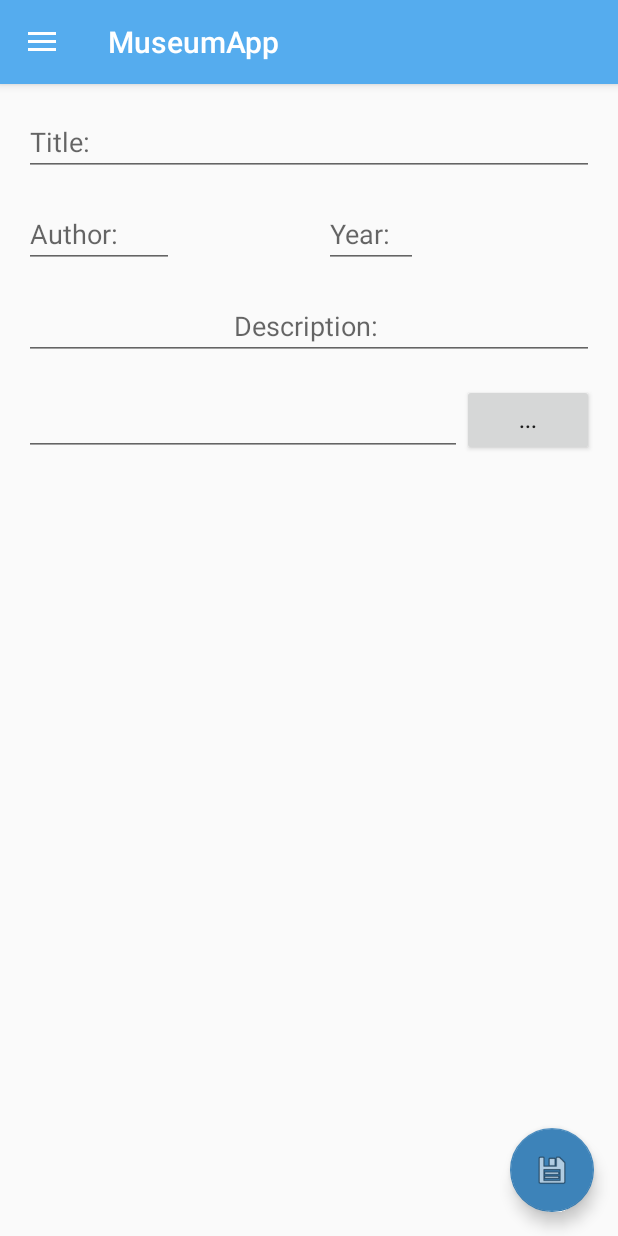
After one commit to YadgarBabaev/Aldos-MuseumApp, an Android app: the fragment AddPictureFragment placed in its activity, on a phone screen of 412 x 824 dp. The commit adds this screen. Run offline under Robolectric (Android 15) with nearby library versions, the phone set to English and light mode, and no system bars.

Commit message:
AddPictureFragment added

```diff
--- /dev/null
+++ b/app/src/main/java/com/example/aldos/museumapp/fragments/AddPictureFragment.java
@@ -0,0 +1,108 @@
+package com.example.aldos.museumapp.fragments;
+
+import android.app.Activity;
+import android.content.Intent;
+import android.database.Cursor;
+import android.graphics.Bitmap;
+import android.graphics.BitmapFactory;
+import android.net.Uri;
+import android.os.Bundle;
+import android.provider.MediaStore;
+import android.support.design.widget.FloatingActionButton;
+import android.support.v4.app.Fragment;
+import android.view.LayoutInflater;
+import android.view.View;
+import android.view.ViewGroup;
+import android.widget.Button;
+import android.widget.EditText;
+import android.widget.TextView;
+import android.widget.Toast;
+
+import com.example.aldos.museumapp.dbClasses.DBHelper;
+import com.example.aldos.museumapp.R;
+import java.io.ByteArrayOutputStream;
+import java.util.Arrays;
+
+public class AddPictureFragment extends Fragment {
+
+    byte[] imageByteArray;
+    TextView pict;
+    EditText name, author, year, text;
+
+    public AddPictureFragment() {}
+
+    @Override
+    public View onCreateView(LayoutInflater inflater, ViewGroup container, Bundle savedInstanceState) {
+        View view = inflater.inflate(R.layout.fragment_add_picture, container, false);
+
+        name   = (EditText)view.findViewById(R.id.name);
+        author = (EditText)view.findViewById(R.id.author);
+        year   = (EditText)view.findViewById(R.id.year);
+        text   = (EditText)view.findViewById(R.id.description);
+        pict   = (TextView)view.findViewById(R.id.imgByteArray);
+
+        Button imgSelect  = (Button)view.findViewById(R.id.selectImg);
+        imgSelect.setOnClickListener(new View.OnClickListener() {
+            @Override
+            public void onClick(View v) {
+                Intent intent = new Intent(Intent.ACTION_PICK, android.provider.MediaStore.Images.Media.EXTERNAL_CONTENT_URI);
+                startActivityForResult(intent, 10);
+            }
+        });
+
+        FloatingActionButton fab = (FloatingActionButton)view.findViewById(R.id.saveBtn);
+        fab.setOnClickListener(new View.OnClickListener() {
+            @Override
+            public void onClick(View v) {
+                saveAction();
+            }
+        });
+
+        return view;
+    }
+
+    public void onActivityResult(int requestCode, int resultCode, Intent data) {
+        super.onActivityResult(requestCode, resultCode, data);
+        if(resultCode == Activity.RESULT_OK && requestCode == 10){
+            Uri selectedImage = data.getData();
+            String[] filePathColumn = {MediaStore.Images.Media.DATA};
+
+            Cursor cursor = getActivity().getContentResolver().query(selectedImage, filePathColumn, null, null, null);
+            assert cursor != null;
+            cursor.moveToFirst();
+
+            int columnIndex = cursor.getColumnIndex(filePathColumn[0]);
+            String filePath = cursor.getString(columnIndex);
+            cursor.close();
+
+            Bitmap image = BitmapFactory.decodeFile(filePath);
+            ByteArrayOutputStream outputStream = new ByteArrayOutputStream();
+            image.compress(Bitmap.CompressFormat.PNG, 0, outputStream);
+            imageByteArray = outputStream.toByteArray();
+            pict.setText(Arrays.toString(imageByteArray).substring(0, 20) + "...");
+            pict.setError(null);
+        }
+    }
+
+    public void saveAction() {
+        String s_name = name.getText().toString();
+        String s_author = author.getText().toString();
+        String s_date = year.getText().toString();
+        String s_text = text.getText().toString();
+
+        if (s_name.matches(""))
+            name.setError("Required field!");
+        else if (pict.getText().equals(""))
+            pict.setError("Please, select picture");
+        else{
+            DBHelper db = new DBHelper(getActivity());
+            long answer = db.insertPicture(s_name, s_text, s_author, s_date, imageByteArray);
+            if(answer > 0){
+                getActivity().finish();
+                startActivity(getActivity().getIntent());
+            } else Toast.makeText(getActivity(), "Error occurred while data inserted", Toast.LENGTH_SHORT).show();
+
+        }
+    }
+
+}
--- /dev/null
+++ b/app/src/main/res/layout/fragment_add_picture.xml
@@ -0,0 +1,73 @@
+<?xml version="1.0" encoding="utf-8"?>
+<RelativeLayout xmlns:android="http://schemas.android.com/apk/res/android"
+    android:layout_width="match_parent"
+    android:layout_height="match_parent">
+
+    <EditText
+        android:id="@+id/name"
+        android:layout_width="match_parent"
+        android:layout_height="wrap_content"
+        android:layout_margin="@dimen/default_margin"
+        android:hint="Title: " />
+
+    <EditText
+        android:id="@+id/author"
+        android:minWidth="100dp"
+        android:layout_width="wrap_content"
+        android:layout_height="wrap_content"
+        android:layout_below="@+id/name"
+        android:layout_alignStart="@+id/name"
+        android:hint="Author: " />
+
+    <EditText
+        android:id="@+id/year"
+        android:layout_width="wrap_content"
+        android:layout_height="wrap_content"
+        android:layout_below="@+id/name"
+        android:layout_alignStart="@+id/author"
+        android:layout_marginStart="200dp"
+        android:hint="Year:   " />
+
+    <EditText
+        android:id="@+id/description"
+        android:layout_width="match_parent"
+        android:layout_height="wrap_content"
+        android:layout_margin="@dimen/default_margin"
+        android:layout_below="@+id/author"
+        android:inputType="textMultiLine"
+        android:textAlignment="center"
+        android:hint="Description: " />
+
+    <LinearLayout
+        android:orientation="horizontal"
+        android:layout_width="match_parent"
+        android:layout_height="wrap_content"
+        android:layout_marginLeft="@dimen/default_margin"
+        android:layout_marginRight="@dimen/default_margin"
+        android:layout_below="@+id/description"
+        android:layout_centerHorizontal="true">
+        <TextView
+            android:id="@+id/imgByteArray"
+            android:layout_weight="1"
+            android:layout_width="0dp"
+            android:layout_height="match_parent"
+            android:focusable="true"
+            android:focusableInTouchMode="true"
+            style="@android:style/Widget.EditText"
+            android:textAlignment="center" />
+        <Button
+            android:id="@+id/selectImg"
+            android:layout_width="wrap_content"
+            android:layout_height="wrap_content"
+            android:text="..." />
+    </LinearLayout>
+
+    <android.support.design.widget.FloatingActionButton
+        android:id="@+id/saveBtn"
+        android:layout_width="wrap_content"
+        android:layout_height="wrap_content"
+        android:src="@android:drawable/ic_menu_save"
+        android:layout_margin="@dimen/default_margin"
+        android:layout_alignParentBottom="true"
+        android:layout_alignParentEnd="true" />
+</RelativeLayout>
--- a/app/src/main/res/menu/activity_main_drawer.xml
+++ b/app/src/main/res/menu/activity_main_drawer.xml
@@ -31,12 +31,17 @@
             android:title="@string/plan" />
     </group>
 
-    <item android:title="Communicate">
+    <item android:title="Events">
         <menu>
             <item
-                android:id="@+id/nav_share"
-                android:icon="@drawable/ic_menu_share"
-                android:title="Share" />
+                android:id="@+id/nav_add_picture"
+                android:title="add picture" />
+            <item
+                android:id="@+id/nav_add_news"
+                android:title="add news" />
+            <item
+                android:id="@+id/nav_add_exhibition"
+                android:title="add exhibition" />
         </menu>
     </item>
 </menu>
--- a/app/src/main/res/values/styles.xml
+++ b/app/src/main/res/values/styles.xml
@@ -5,7 +5,7 @@
         <!-- Customize your theme here. -->
         <item name="colorPrimary">@color/colorPrimary</item>
         <item name="colorPrimaryDark">@color/colorPrimaryDark</item>
-        <item name="colorAccent">@color/colorAccent</item>
+        <item name="colorAccent">@color/colorPrimaryDark</item>
     </style>
 
     <style name="AppTheme.NoActionBar">
```
Also changed, not shown: app/src/main/AndroidManifest.xml (+7 -1 lines), app/src/main/java/com/example/aldos/museumapp/MainActivity.java (+7 -16 lines), app/src/main/java/com/example/aldos/museumapp/dbClasses/DBHelper.java (renamed from app/src/main/java/com/example/aldos/museumapp/DBHelper.java, +9 -18 lines), app/src/main/java/com/example/aldos/museumapp/dbClasses/DbObject.java (added, +18 -0 lines), app/src/main/java/com/example/aldos/museumapp/dbClasses/DictionaryDatabase.java (added, +15 -0 lines), app/src/main/res/layout/fragment_scanner.xml (+9 -0 lines).
